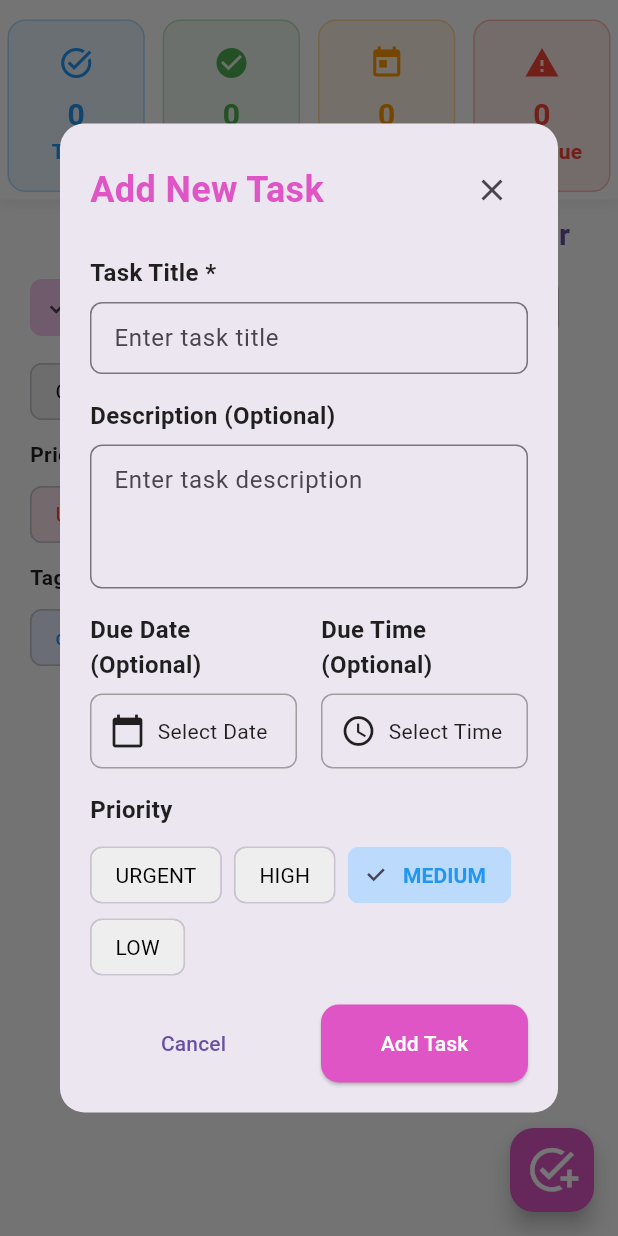
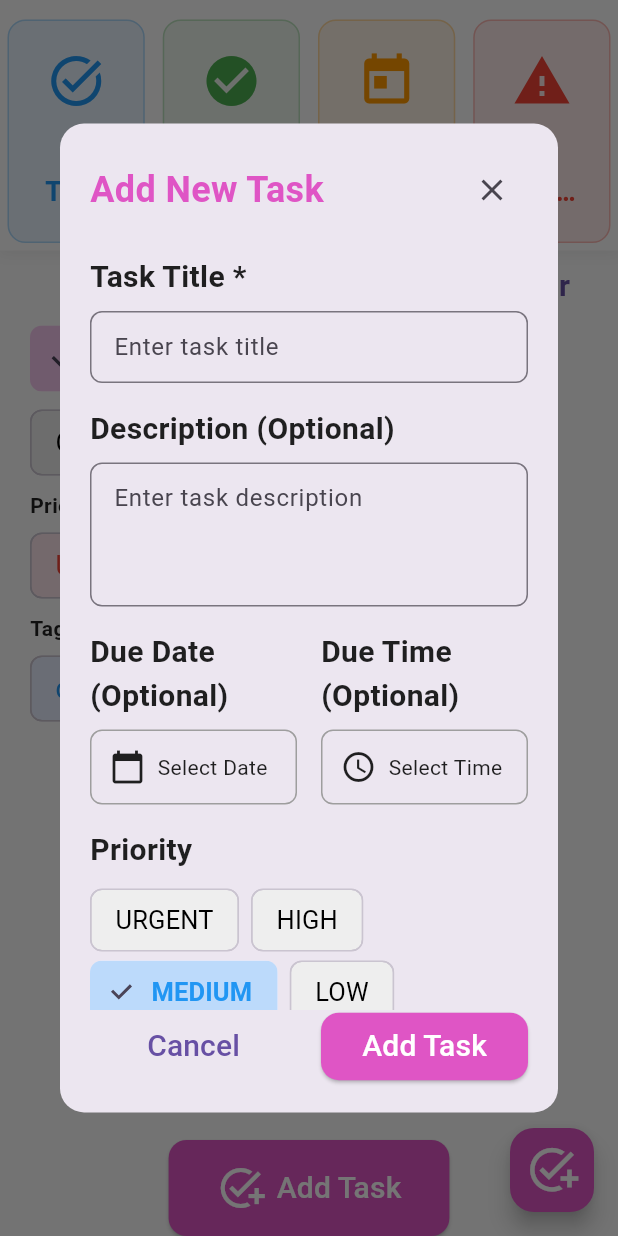
Before and after one commit to SadikshyaBashyal/Todo-App, a Flutter app: the HomeScreen screen opened directly, after a tap on "Add Task", on a phone screen of 412 x 824 dp. Run offline on Flutter 3.47's test engine with Material 3 defaults, Android fonts, the phone set to English and light mode, and no system bars; our stand-ins replace image_picker, month_picker_dialog, shared_preferences; accounts and stored records are empty.

Commit message:
Todo task Dark mode

```diff
--- a/todo/lib/screens/home_screen.dart
+++ b/todo/lib/screens/home_screen.dart
@@ -47,11 +47,12 @@ class _HomeScreenState extends State<HomeScreen> {
     final completedTodos = todoProvider.todos.where((todo) => todo.isCompleted).length;
     final overdueTodos = todoProvider.overdueTodos.length;
     final todayTodos = todoProvider.todayTodos.length;
+    final isDark = Theme.of(context).brightness == Brightness.dark;
 
     return Container(
       padding: const EdgeInsets.all(5),
       decoration: BoxDecoration(
-        color: const Color.fromARGB(255, 253, 253, 253),
+        color: isDark ? const Color.fromARGB(255, 10, 10, 10) : const Color.fromARGB(255, 253, 253, 253),
         boxShadow: [
           BoxShadow(
             color: const Color.fromARGB(255, 140, 139, 139).withValues(alpha: 0.1),
@@ -127,7 +128,7 @@ class _HomeScreenState extends State<HomeScreen> {
 
   Widget _buildStatCard(String label, String value, IconData icon, Color color) {
     return Container(
-      padding: const EdgeInsets.all(16),
+      padding: const EdgeInsets.all(20),
       decoration: BoxDecoration(
         color: color.withValues(alpha: 0.1),
         borderRadius: BorderRadius.circular(12),
@@ -135,8 +136,8 @@ class _HomeScreenState extends State<HomeScreen> {
       ),
       child: Column(
         children: [
-          Icon(icon, color: color, size: 24),
-          const SizedBox(height: 8),
+          Icon(icon, color: color, size: 40),
+          const SizedBox(height: 12),
           Text(
             value,
             style: TextStyle(
@@ -148,7 +149,7 @@ class _HomeScreenState extends State<HomeScreen> {
           Text(
             label,
             style: TextStyle(
-              fontSize: Theme.of(context).platform == TargetPlatform.android || Theme.of(context).platform == TargetPlatform.iOS ? 14 : 20,
+              fontSize: Theme.of(context).platform == TargetPlatform.android || Theme.of(context).platform == TargetPlatform.iOS ? 18 : 24,
               color: color.withValues(alpha: 1),
               fontWeight: FontWeight.w600,
             ),
@@ -242,17 +243,19 @@ class _HomeScreenState extends State<HomeScreen> {
 
   Widget _buildFilterChip(String label, String value, String currentFilter) {
     final isSelected = currentFilter == value;
+    final isDark = Theme.of(context).brightness == Brightness.dark;
     return FilterChip(
-      label: Text(label),
+      label: Text(label, style: const TextStyle(fontSize: 18)),
       selected: isSelected,
       onSelected: (selected) {
         Provider.of<TodoProvider>(context, listen: false).setFilter(value);
       },
-      backgroundColor: Colors.grey[200],
+      backgroundColor: isDark ? const Color.fromARGB(255, 154, 153, 153) : Colors.grey[200],
       selectedColor: const Color.fromARGB(255, 223, 85, 197).withValues(alpha: 0.3),
       labelStyle: TextStyle(
         color: isSelected ? const Color.fromARGB(255, 223, 85, 197) : Colors.black,
         fontWeight: isSelected ? FontWeight.bold : FontWeight.normal,
+        fontSize: 18,
       ),
     );
   }
@@ -261,7 +264,7 @@ class _HomeScreenState extends State<HomeScreen> {
     final isSelected = selectedPriority == priority;
     final priorityColor = _getPriorityColor(priority);
     return FilterChip(
-      label: Text(label),
+      label: Text(label, style: const TextStyle(fontSize: 18)),
       selected: isSelected,
       onSelected: (selected) {
         Provider.of<TodoProvider>(context, listen: false)
@@ -272,6 +275,7 @@ class _HomeScreenState extends State<HomeScreen> {
       labelStyle: TextStyle(
         color: priorityColor,
         fontWeight: isSelected ? FontWeight.bold : FontWeight.normal,
+        fontSize: 18,
       ),
     );
   }
@@ -291,24 +295,33 @@ class _HomeScreenState extends State<HomeScreen> {
 
   Widget _buildTagChip(String tag, String? selectedTag) {
     final isSelected = selectedTag == tag;
+    final isDark = Theme.of(context).brightness == Brightness.dark;
     return FilterChip(
-      label: Text(tag),
+      label: Text(tag, style: const TextStyle(fontSize: 18)),
       selected: isSelected,
       onSelected: (selected) {
         Provider.of<TodoProvider>(context, listen: false)
             .setTagFilter(selected ? tag : null);
       },
-      backgroundColor: Colors.blue.withValues(alpha: 0.1),
-      selectedColor: Colors.blue.withValues(alpha: 0.3),
+      backgroundColor: isDark ? const Color.fromARGB(255, 32, 32, 32) : Colors.blue.withValues(alpha: 0.1),
+      selectedColor: isDark ? const Color.fromARGB(255, 151, 57, 134) : Colors.blue.withValues(alpha: 0.3),
       labelStyle: TextStyle(
-        color: Colors.blue,
+        color: isDark ? Colors.blue[200] : Colors.blue,
         fontWeight: isSelected ? FontWeight.bold : FontWeight.normal,
+        fontSize: 18,
       ),
+      side: isSelected
+          ? BorderSide(
+              color: isDark ? const Color.fromARGB(255, 151, 57, 134) : Colors.blue,
+              width: 2,
+            )
+          : null,
     );
   }
 
   Widget _buildTodoListSequential(TodoProvider todoProvider) {
     final todos = todoProvider.filteredTodos;
+    // final isDark = Theme.of(context).brightness == Brightness.dark;
     return Column(
       children: [
         ...todos.map((todo) => TodoItem(todo: todo)),
@@ -320,12 +333,12 @@ class _HomeScreenState extends State<HomeScreen> {
               final provider = Provider.of<TodoProvider>(context, listen: false);
               await provider.deleteAllCompletedTodos();
             },
-            icon: const Icon(Icons.delete_forever, color: Colors.white),
-            label: const Text('Delete All Completed', style: TextStyle(color: Colors.white)),
+            icon: const Icon(Icons.delete_forever, color: Colors.white, size: 32),
+            label: const Text('Delete All Completed', style: TextStyle(color: Colors.white, fontSize: 20)),
             style: ElevatedButton.styleFrom(
               backgroundColor: Colors.red,
               foregroundColor: Colors.white,
-              padding: const EdgeInsets.symmetric(horizontal: 32, vertical: 16),
+              padding: const EdgeInsets.symmetric(horizontal: 40, vertical: 20),
               shape: RoundedRectangleBorder(borderRadius: BorderRadius.circular(12)),
             ),
           ),
@@ -344,35 +357,35 @@ class _HomeScreenState extends State<HomeScreen> {
           children: [
             Icon(
               Icons.task_alt,
-              size: 80,
+              size: 120,
               color: Colors.grey[400],
             ),
-            const SizedBox(height: 16),
+            const SizedBox(height: 24),
             Text(
               'No tasks found',
               style: TextStyle(
-                fontSize: 20,
+                fontSize: 28,
                 fontWeight: FontWeight.w600,
                 color: Colors.grey[600],
               ),
             ),
-            const SizedBox(height: 8),
+            const SizedBox(height: 12),
             Text(
               'Add a new task to get started',
               style: TextStyle(
-                fontSize: 16,
+                fontSize: 20,
                 color: Colors.grey[500],
               ),
             ),
-            const SizedBox(height: 24),
+            const SizedBox(height: 32),
             ElevatedButton.icon(
               onPressed: () => _showAddTodoDialog(context),
-              icon: const Icon(Icons.add_task),
-              label: const Text('Add Task'),
+              icon: const Icon(Icons.add_task, size: 32),
+              label: const Text('Add Task', style: TextStyle(fontSize: 20)),
               style: ElevatedButton.styleFrom(
                 backgroundColor: const Color.fromARGB(255, 223, 85, 197),
                 foregroundColor: Colors.white,
-                padding: const EdgeInsets.symmetric(horizontal: 24, vertical: 12),
+                padding: const EdgeInsets.symmetric(horizontal: 32, vertical: 16),
               ),
             ),
           ],
--- a/todo/lib/widgets/add_todo_dialog.dart
+++ b/todo/lib/widgets/add_todo_dialog.dart
@@ -137,7 +137,7 @@ class _AddTodoDialogState extends State<AddTodoDialog> {
                 Expanded(
                   child: TextButton(
                     onPressed: () => Navigator.of(context).pop(),
-                    child: const Text('Cancel'),
+                    child: const Text('Cancel', style: TextStyle(fontSize: 20)),
                   ),
                 ),
                 const SizedBox(width: 16),
@@ -147,9 +147,9 @@ class _AddTodoDialogState extends State<AddTodoDialog> {
                     style: ElevatedButton.styleFrom(
                       backgroundColor: const Color.fromARGB(255, 223, 85, 197),
                       foregroundColor: Colors.white,
-                      padding: const EdgeInsets.symmetric(vertical: 16),
+                      padding: const EdgeInsets.symmetric(vertical: 8),
                     ),
-                    child: const Text('Add Task'),
+                    child: const Text('Add Task', style: TextStyle(fontSize: 20)),
                   ),
                 ),
               ],
@@ -173,7 +173,7 @@ class _AddTodoDialogState extends State<AddTodoDialog> {
         Text(
           label,
           style: const TextStyle(
-            fontSize: 16,
+            fontSize: 20,
             fontWeight: FontWeight.w600,
           ),
         ),
@@ -201,7 +201,7 @@ class _AddTodoDialogState extends State<AddTodoDialog> {
         const Text(
           'Due Date (Optional)',
           style: TextStyle(
-            fontSize: 16,
+            fontSize: 20,
             fontWeight: FontWeight.w600,
           ),
         ),
@@ -250,7 +250,7 @@ class _AddTodoDialogState extends State<AddTodoDialog> {
         const Text(
           'Due Time (Optional)',
           style: TextStyle(
-            fontSize: 16,
+            fontSize: 20,
             fontWeight: FontWeight.w600,
           ),
         ),
@@ -291,13 +291,14 @@ class _AddTodoDialogState extends State<AddTodoDialog> {
   }
 
   Widget _buildPrioritySelector() {
+    final isDark = Theme.of(context).brightness == Brightness.dark;
     return Column(
       crossAxisAlignment: CrossAxisAlignment.start,
       children: [
         const Text(
           'Priority',
           style: TextStyle(
-            fontSize: 16,
+            fontSize: 20,
             fontWeight: FontWeight.w600,
           ),
         ),
@@ -317,11 +318,12 @@ class _AddTodoDialogState extends State<AddTodoDialog> {
                   });
                 }
               },
-              backgroundColor: Colors.grey[200],
+              backgroundColor: isDark ? const Color.fromARGB(255, 32, 32, 32) : Colors.grey[200],
               selectedColor: priorityColor.withValues(alpha: 0.3),
               labelStyle: TextStyle(
-                color: isSelected ? priorityColor : Colors.black,
+                color: isSelected ? priorityColor : isDark ? Colors.grey[200] : Colors.black,
                 fontWeight: isSelected ? FontWeight.bold : FontWeight.normal,
+                fontSize: 17,
               ),
             );
           }).toList(),
@@ -345,6 +347,7 @@ class _AddTodoDialogState extends State<AddTodoDialog> {
 
   Widget _buildTagSelector() {
     final provider = Provider.of<TodoProvider>(context);
+    final isDark = Theme.of(context).brightness == Brightness.dark;
 
     return Column(
       crossAxisAlignment: CrossAxisAlignment.start,
@@ -352,7 +355,7 @@ class _AddTodoDialogState extends State<AddTodoDialog> {
         const Text(
           'Tags',
           style: TextStyle(
-            fontSize: 16,
+            fontSize: 20,
             fontWeight: FontWeight.w600,
           ),
         ),
@@ -375,6 +378,8 @@ class _AddTodoDialogState extends State<AddTodoDialog> {
                   }
                 });
               },
+              selectedColor: isDark ? const Color.fromARGB(255, 151, 57, 134) : Colors.grey[200],
+              labelStyle: const TextStyle(fontSize: 17),
             );
           }).toList(),
         ),
@@ -431,7 +436,7 @@ class _AddTodoDialogState extends State<AddTodoDialog> {
             const Text(
               'Recurring Task',
               style: TextStyle(
-                fontSize: 16,
+                fontSize: 20,
                 fontWeight: FontWeight.w600,
               ),
             ),
@@ -445,7 +450,7 @@ class _AddTodoDialogState extends State<AddTodoDialog> {
           const Text(
             'Repeat on:',
             style: TextStyle(
-              fontSize: 14,
+              fontSize: 20,
               fontWeight: FontWeight.w600,
             ),
           ),
@@ -501,7 +506,7 @@ class _AddTodoDialogState extends State<AddTodoDialog> {
             const Text(
               'Select Days:',
               style: TextStyle(
-                fontSize: 14,
+                fontSize: 20,
                 fontWeight: FontWeight.w600,
               ),
             ),
@@ -563,9 +568,27 @@ class _AddTodoDialogState extends State<AddTodoDialog> {
 
   Widget _buildDayChip(String label, int dayNumber) {
     final isSelected = _customDays.contains(dayNumber);
+    final theme = Theme.of(context);
+    final isDark = theme.brightness == Brightness.dark;
+    const pinkColor = Color.fromARGB(255, 223, 85, 197); // Same as tag pink
+
     return ChoiceChip(
-      label: Text(label),
+      label: Text(label, style: const TextStyle(fontSize: 17)),
       selected: isSelected,
+      selectedColor: isDark ? pinkColor.withValues(alpha: 0.18) : theme.colorScheme.primary.withValues(alpha: 0.12),
+      backgroundColor: isDark ? Colors.grey[800] : null,
+      labelStyle: TextStyle(
+        color: isSelected
+            ? (isDark ? pinkColor : theme.colorScheme.primary)
+            : (isDark ? Colors.white : Colors.black),
+        fontWeight: isSelected ? FontWeight.bold : FontWeight.normal,
+      ),
+      side: isSelected
+          ? BorderSide(
+              color: isDark ? pinkColor : theme.colorScheme.primary,
+              width: 2,
+            )
+          : null,
       onSelected: (selected) {
         setState(() {
           if (selected) {
```
Also changed, not shown: todo/lib/widgets/edit_todo_dialog.dart (+28 -5 lines), todo/lib/widgets/todo_item.dart (+30 -27 lines).
